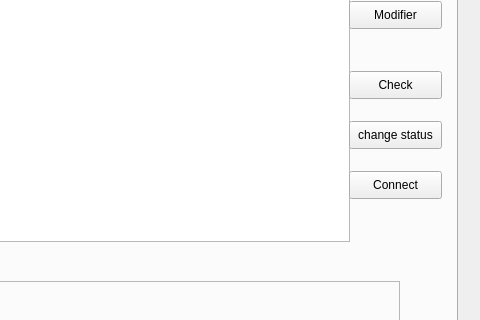
Above: projetc++/mainwindow.ui from 24-25PCPP2A27/projet2a-2a27-smart-clothing-store before the change; both pictures show x 723 to 1203 and y 125 to 445 of the 1203 by 753 pixel window. Below: the same form after it.
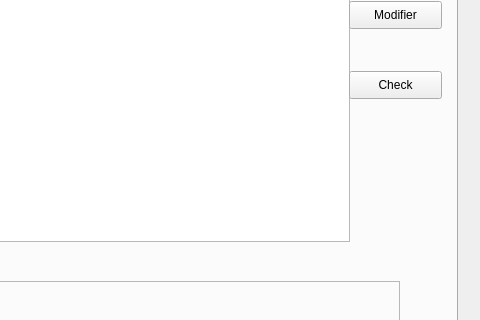
That is the form after the change.

The edit to the form file:
```diff
--- a/projetc++/mainwindow.ui
+++ b/projetc++/mainwindow.ui
@@ -357,32 +357,6 @@
        <string>Check</string>
       </property>
      </widget>
-     <widget class="QPushButton" name="pushButton_changeStatus">
-      <property name="geometry">
-       <rect>
-        <x>1060</x>
-        <y>210</y>
-        <width>93</width>
-        <height>28</height>
-       </rect>
-      </property>
-      <property name="text">
-       <string>change status</string>
-      </property>
-     </widget>
-     <widget class="QPushButton" name="pushButton_connectArduino">
-      <property name="geometry">
-       <rect>
-        <x>1060</x>
-        <y>260</y>
-        <width>93</width>
-        <height>28</height>
-       </rect>
-      </property>
-      <property name="text">
-       <string>Connect</string>
-      </property>
-     </widget>
     </widget>
    </widget>
   </widget>
```
